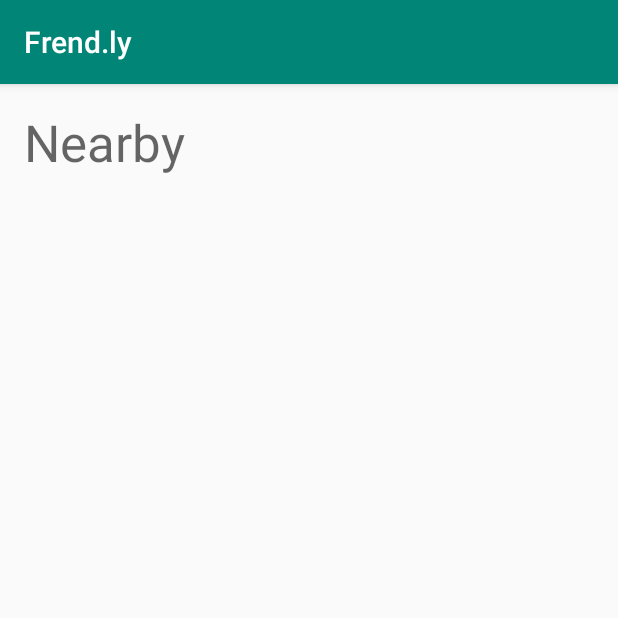
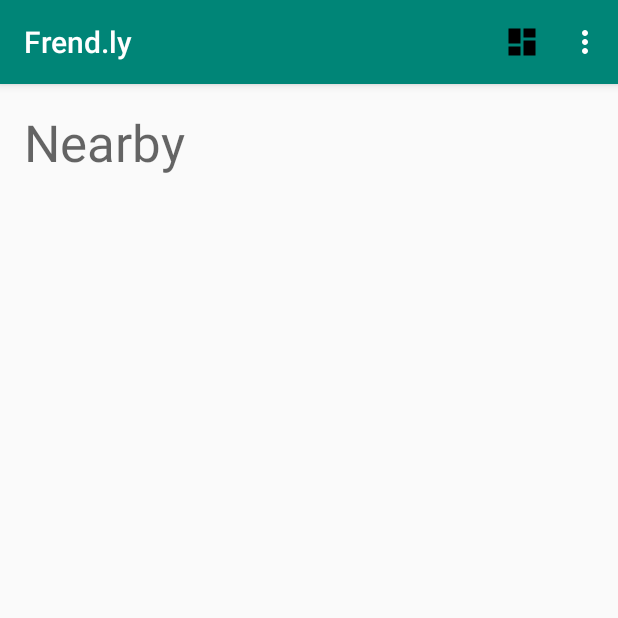
Before and after one commit to hl5617/Frend.ly, an Android app: the screen it shows after launch (MainActivity), on a phone screen of 412 x 824 dp, the top half of it. Run offline under Robolectric (Android 15) with nearby library versions, the phone set to English and light mode, and no system bars.

Commit message:
Added overflow menu for profile

```diff
--- a/app/src/main/java/com/example/android/scan/MainActivity.java
+++ b/app/src/main/java/com/example/android/scan/MainActivity.java
@@ -6,6 +6,8 @@ import android.os.Bundle;
 import android.support.annotation.NonNull;
 import android.support.design.widget.BottomNavigationView;
 import android.support.v7.app.AppCompatActivity;
+import android.support.v7.widget.Toolbar;
+import android.view.Menu;
 import android.view.MenuItem;
 import android.view.View;
 import android.widget.TextView;
@@ -36,6 +38,9 @@ public class MainActivity extends AppCompatActivity {
 
         BottomNavigationView navigation = (BottomNavigationView) findViewById(R.id.navigation);
         navigation.setOnNavigationItemSelectedListener(mOnNavigationItemSelectedListener);
+
+
+
     }
 
     public void gotoProfile() {
@@ -45,4 +50,21 @@ public class MainActivity extends AppCompatActivity {
         startActivity(intent);
     }
 
+    @Override
+    public boolean onCreateOptionsMenu(Menu menu) {
+        getMenuInflater().inflate(R.menu.navigation, menu);
+        return true;
+    }
+
+    @Override
+    public boolean onOptionsItemSelected(MenuItem item) {
+        switch (item.getItemId()) {
+            case R.id.navigation_dashboard: {
+                gotoProfile();
+                break;
+            }
+        }
+        return true;
+    }
+
 }
--- a/app/src/main/res/layout/activity_main.xml
+++ b/app/src/main/res/layout/activity_main.xml
@@ -1,5 +1,6 @@
 <?xml version="1.0" encoding="utf-8"?>
-<android.support.constraint.ConstraintLayout xmlns:android="http://schemas.android.com/apk/res/android"
+<android.support.constraint.ConstraintLayout
+    xmlns:android="http://schemas.android.com/apk/res/android"
     xmlns:app="http://schemas.android.com/apk/res-auto"
     xmlns:tools="http://schemas.android.com/tools"
     android:id="@+id/container"
@@ -31,4 +32,5 @@
         app:layout_constraintTop_toTopOf="parent" />
 
 
+
 </android.support.constraint.ConstraintLayout>
--- a/app/src/main/res/menu/navigation.xml
+++ b/app/src/main/res/menu/navigation.xml
@@ -1,15 +1,18 @@
 <?xml version="1.0" encoding="utf-8"?>
-<menu xmlns:android="http://schemas.android.com/apk/res/android">
+<menu xmlns:android="http://schemas.android.com/apk/res/android"
+    xmlns:app="http://schemas.android.com/apk/res-auto">
 
     <item
         android:id="@+id/navigation_home"
         android:icon="@drawable/ic_home_black_24dp"
-        android:title="@string/title_home" />
+        android:title="@string/title_home"
+        app:showAsAction="never"/>
 
     <item
         android:id="@+id/navigation_dashboard"
         android:icon="@drawable/ic_dashboard_black_24dp"
-        android:title="@string/title_activity_profile" />
+        android:title="@string/title_activity_profile"
+        app:showAsAction="ifRoom"/>
 
     <item
         android:id="@+id/navigation_notifications"
```
